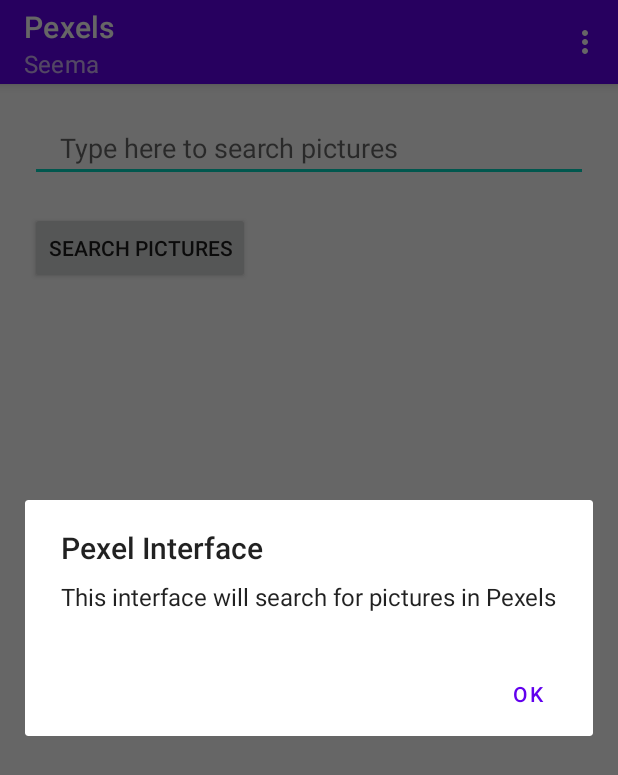
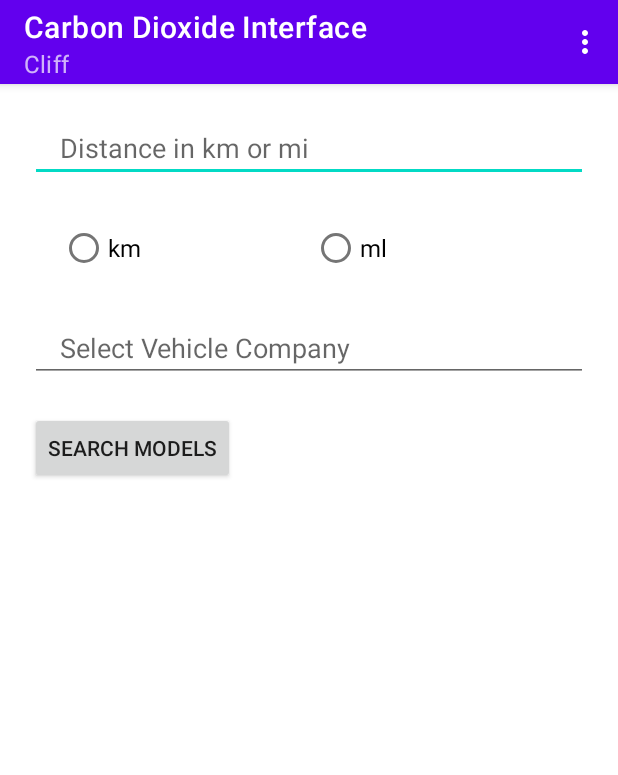
Before and after one commit to Clifford-124/CST2335_Final_Project, an Android app: the screen it shows after launch (PexelsActivity before the commit, CarbonDetectActivity after it), in the options menu, after a tap on "Help", on a phone screen of 412 x 824 dp. Shown: the top 775 px of the screen. Run offline under Robolectric (Android 15) with nearby library versions, the phone set to English and light mode, and no system bars.

Commit message:
Added Toast & Help Menu

```diff
--- a/app/src/main/java/com/project/cst2335/CarbonDetectActivity.java
+++ b/app/src/main/java/com/project/cst2335/CarbonDetectActivity.java
@@ -1,13 +1,20 @@
 package com.project.cst2335;
 
+import androidx.appcompat.app.AlertDialog;
 import androidx.appcompat.app.AppCompatActivity;
+import androidx.appcompat.widget.AppCompatButton;
 
+import android.content.DialogInterface;
 import android.content.SharedPreferences;
 import android.graphics.Color;
 import android.os.Bundle;
+import android.util.Log;
+import android.view.Menu;
+import android.view.View;
 import android.widget.ArrayAdapter;
 import android.widget.AutoCompleteTextView;
 import android.widget.EditText;
+import android.widget.Toast;
 
 public class CarbonDetectActivity extends AppCompatActivity {
 
@@ -18,6 +25,7 @@ public class CarbonDetectActivity extends AppCompatActivity {
     protected String preference = "finalProject";
 
     protected AutoCompleteTextView vehicleCompany;
+    protected  AppCompatButton search;
     protected EditText distance;
 
     @Override
@@ -25,6 +33,10 @@ public class CarbonDetectActivity extends AppCompatActivity {
         super.onCreate(savedInstanceState);
         setContentView(R.layout.activity_carbon_detect);
 
+        getSupportActionBar().setTitle("Carbon Dioxide Interface");
+        getSupportActionBar().setSubtitle("Cliff");
+
+        search = (AppCompatButton) findViewById(R.id.searchModels);
         vehicleCompany =  (AutoCompleteTextView)findViewById(R.id.vehicleCompanies);
         distance = (EditText) findViewById(R.id.travelDistance);
 
@@ -35,6 +47,66 @@ public class CarbonDetectActivity extends AppCompatActivity {
         vehicleCompany.setThreshold(1);
         vehicleCompany.setAdapter(adapter);
         vehicleCompany.setTextColor(Color.RED);
+        retrieveData();
+
+        search.setOnClickListener(new View.OnClickListener() {
+            @Override
+            public void onClick(View view) {
+                validateInputs();
+            }
+        });
+    }
+    public void retrieveData() {
+        SharedPreferences prefs = getSharedPreferences (preference,MODE_PRIVATE);
+        String companyValue = prefs.getString("company", "-");
+        String travelDistanceValue = prefs.getString("travelDistance", "-");
+        if (!travelDistanceValue.equals("-")) distance.setText(travelDistanceValue);
+        if (!companyValue.equals("-")) vehicleCompany.setText(companyValue);
+    }
+
+    public void validateInputs() {
+        String company = vehicleCompany.getText().toString();
+        String travelDistance = distance.getText().toString();
+        if (travelDistance.equals("")) {
+            Toast.makeText(CarbonDetectActivity.this,"Please enter travel distance", Toast.LENGTH_LONG).show();
+            distance.requestFocus();
+        } else if (company.equals("")) {
+            Toast.makeText(CarbonDetectActivity.this,"Please enter vehicle company",Toast.LENGTH_LONG).show();
+            vehicleCompany.requestFocus();
+        }
+        else {
+            saveData(company, travelDistance);
+            onLoadModels();
+        }
+    }
+
+    @Override
+    public boolean onCreateOptionsMenu(Menu menu) {
+        // Inflate the menu; this adds items to the action bar if it is present.
+        getMenuInflater().inflate(R.menu.main, menu);
+        return true;
+    }
+
+    public void showHelpDialog() {
+        new AlertDialog.Builder(CarbonDetectActivity.this)
+                .setTitle("Carbon Dioxide Interface")
+                .setMessage("This interface will calculates how much CO2 (carbon dioxide) is generated from driving a car")
+                .setPositiveButton(android.R.string.ok, new DialogInterface.OnClickListener() {
+                    public void onClick(DialogInterface dialog, int which) {
+                        return;
+                    }
+                }).show();
+    }
+    public void saveData(String company,String travelDistance) {
+        editor = getSharedPreferences(preference, MODE_PRIVATE).edit();
+        editor.putString("company", company);
+        editor.putString("travelDistance", travelDistance);
+        Log.e("SharedPref","Company: "+company);
+        Log.e("SharedPref","Travel Distance: "+travelDistance);
+        editor.apply();
+    }
+
+    public void onLoadModels() {
 
     }
 }
```
Also changed, not shown: app/src/main/AndroidManifest.xml (+5 -5 lines).
